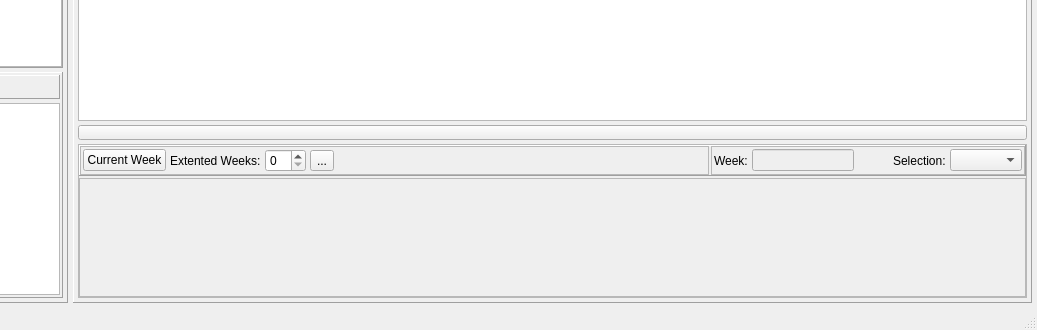
Old version of the form mainwindow.ui in the repository Tria-Andy/WorkoutEditor; both pictures show x 197 to 1234 and y 436 to 766 of the 1234 by 766 pixel window.
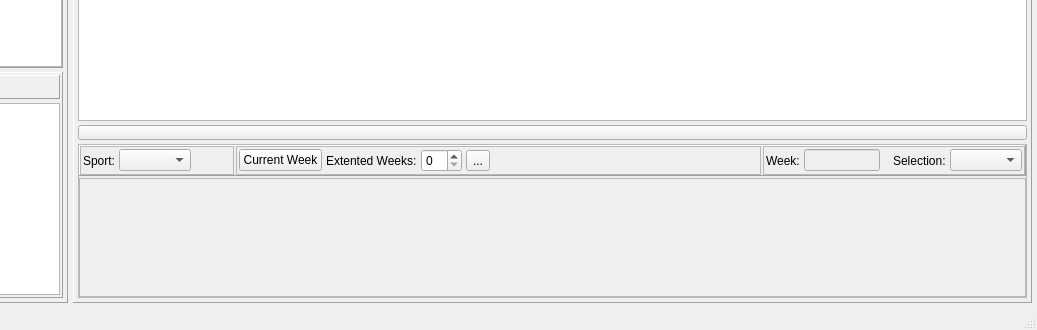
New version of the form. Icons and pictures are not drawn. Custom widgets are drawn as their Qt base class.

Diff of the .ui file:
```diff
--- a/mainwindow.ui
+++ b/mainwindow.ui
@@ -761,6 +761,56 @@
                  <property name="bottomMargin">
                   <number>0</number>
                  </property>
+                 <item>
+                  <widget class="QFrame" name="frame_saisonEstimate">
+                   <property name="frameShape">
+                    <enum>QFrame::StyledPanel</enum>
+                   </property>
+                   <property name="frameShadow">
+                    <enum>QFrame::Raised</enum>
+                   </property>
+                   <layout class="QHBoxLayout" name="horizontalLayout_24">
+                    <property name="spacing">
+                     <number>4</number>
+                    </property>
+                    <property name="leftMargin">
+                     <number>2</number>
+                    </property>
+                    <property name="topMargin">
+                     <number>2</number>
+                    </property>
+                    <property name="rightMargin">
+                     <number>2</number>
+                    </property>
+                    <property name="bottomMargin">
+                     <number>2</number>
+                    </property>
+                    <item>
+                     <widget class="QLabel" name="label_14">
+                      <property name="text">
+                       <string>Sport:</string>
+                      </property>
+                     </widget>
+                    </item>
+                    <item>
+                     <widget class="QComboBox" name="comboBox"/>
+                    </item>
+                    <item>
+                     <spacer name="horizontalSpacer_8">
+                      <property name="orientation">
+                       <enum>Qt::Horizontal</enum>
+                      </property>
+                      <property name="sizeHint" stdset="0">
+                       <size>
+                        <width>40</width>
+                        <height>20</height>
+                       </size>
+                      </property>
+                     </spacer>
+                    </item>
+                   </layout>
+                  </widget>
+                 </item>
                  <item>
                   <widget class="QFrame" name="frame__pmcControl">
                    <property name="sizePolicy">
```
Left out of the diff: 3 changed lines with no effect on the pictures.
